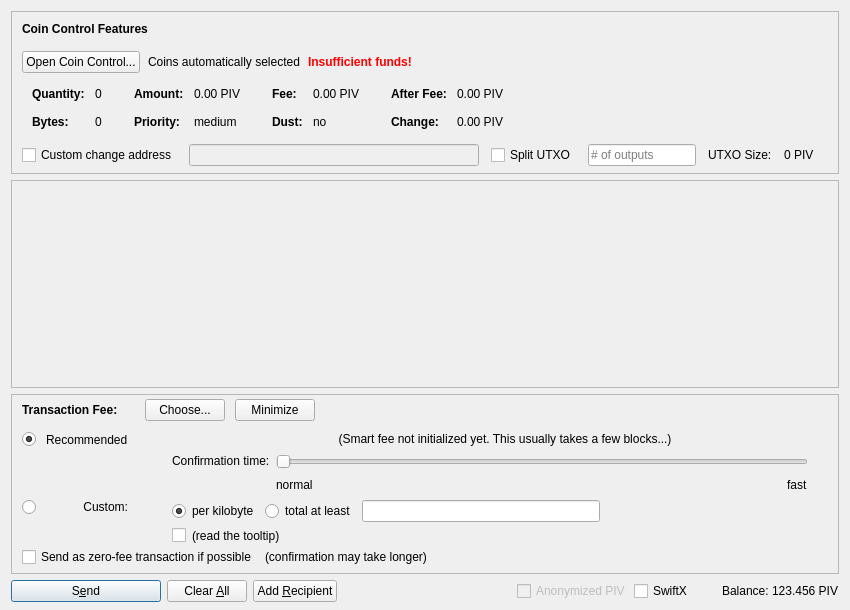
Before: the Qt Designer form src/qt/forms/sendcoinsdialog.ui in wealth-coin/TenUp, drawn with Qt 5.
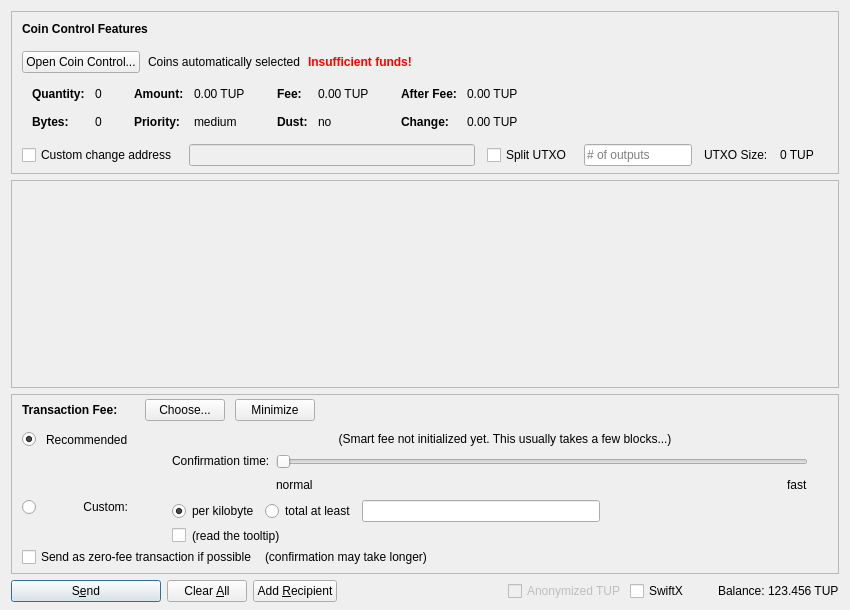
After: the same form once the commit is applied. Icons and pictures are not drawn. Custom widgets are drawn as their Qt base class.

Diff of the .ui file:
```diff
--- a/src/qt/forms/sendcoinsdialog.ui
+++ b/src/qt/forms/sendcoinsdialog.ui
@@ -324,7 +324,7 @@
                   <enum>Qt::ActionsContextMenu</enum>
                  </property>
                  <property name="text">
-                  <string notr="true">0.00 PIV</string>
+                  <string notr="true">0.00 TUP</string>
                  </property>
                  <property name="textInteractionFlags">
                   <set>Qt::LinksAccessibleByMouse|Qt::TextSelectableByKeyboard|Qt::TextSelectableByMouse</set>
@@ -404,7 +404,7 @@
                   <enum>Qt::ActionsContextMenu</enum>
                  </property>
                  <property name="text">
-                  <string notr="true">0.00 PIV</string>
+                  <string notr="true">0.00 TUP</string>
                  </property>
                  <property name="textInteractionFlags">
                   <set>Qt::LinksAccessibleByMouse|Qt::TextSelectableByKeyboard|Qt::TextSelectableByMouse</set>
@@ -484,7 +484,7 @@
                   <enum>Qt::ActionsContextMenu</enum>
                  </property>
                  <property name="text">
-                  <string notr="true">0.00 PIV</string>
+                  <string notr="true">0.00 TUP</string>
                  </property>
                  <property name="textInteractionFlags">
                   <set>Qt::LinksAccessibleByMouse|Qt::TextSelectableByKeyboard|Qt::TextSelectableByMouse</set>
@@ -513,7 +513,7 @@
                   <enum>Qt::ActionsContextMenu</enum>
                  </property>
                  <property name="text">
-                  <string notr="true">0.00 PIV</string>
+                  <string notr="true">0.00 TUP</string>
                  </property>
                  <property name="textInteractionFlags">
                   <set>Qt::LinksAccessibleByMouse|Qt::TextSelectableByKeyboard|Qt::TextSelectableByMouse</set>
@@ -594,7 +594,7 @@
           <item>
            <widget class="QLabel" name="labelBlockSize">
             <property name="text">
-             <string>0 PIV</string>
+             <string>0 TUP</string>
             </property>
            </widget>
           </item>
@@ -1390,7 +1390,7 @@
           <bool>false</bool>
          </property>
          <property name="text">
-          <string>Anonymized PIV</string>
+          <string>Anonymized TUP</string>
          </property>
         </widget>
        </item>
@@ -1429,7 +1429,7 @@
           <cursorShape>IBeamCursor</cursorShape>
          </property>
          <property name="text">
-          <string notr="true">123.456 PIV</string>
+          <string notr="true">123.456 TUP</string>
          </property>
          <property name="textInteractionFlags">
           <set>Qt::LinksAccessibleByMouse|Qt::TextSelectableByKeyboard|Qt::TextSelectableByMouse</set>
```
